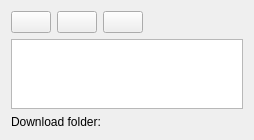
Old version of the form src/plugins/categories/preferencescategories.ui in the repository KDE/kwooty.
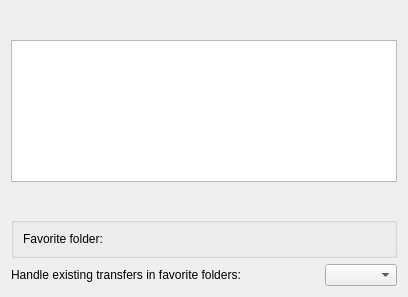
New version of the form. Custom widgets are drawn as their Qt base class.

Diff of the .ui file:
```diff
--- a/src/plugins/categories/preferencescategories.ui
+++ b/src/plugins/categories/preferencescategories.ui
@@ -6,8 +6,8 @@
    <rect>
     <x>0</x>
     <y>0</y>
-    <width>254</width>
-    <height>92</height>
+    <width>408</width>
+    <height>297</height>
    </rect>
   </property>
   <property name="toolTip">
@@ -17,17 +17,30 @@
    <item row="0" column="0">
     <layout class="QHBoxLayout" name="horizontalLayout_2">
      <item>
-      <widget class="QPushButton" name="pushButtonAdd">
-       <property name="flat">
-        <bool>false</bool>
+      <widget class="QToolButton" name="toolButtonAdd">
+       <property name="inputMethodHints">
+        <set>Qt::ImhNone</set>
        </property>
+       <property name="text">
+        <string/>
+       </property>
+       <property name="toolButtonStyle">
+        <enum>Qt::ToolButtonTextBesideIcon</enum>
+       </property>
+       <property name="autoRaise">
+        <bool>true</bool>
+       </property>
       </widget>
      </item>
      <item>
-      <widget class="QPushButton" name="pushButtonEdit"/>
-     </item>
-     <item>
-      <widget class="QPushButton" name="pushButtonRemove"/>
+      <widget class="QToolButton" name="toolButtonRemove">
+       <property name="toolButtonStyle">
+        <enum>Qt::ToolButtonTextBesideIcon</enum>
+       </property>
+       <property name="autoRaise">
+        <bool>true</bool>
+       </property>
+      </widget>
      </item>
      <item>
       <spacer name="horizontalSpacer">
@@ -48,31 +61,87 @@
     <widget class="QTreeView" name="mimeTreeView"/>
    </item>
    <item row="2" column="0">
-    <layout class="QHBoxLayout" name="horizontalLayout">
+    <layout class="QHBoxLayout" name="horizontalLayout_3">
      <item>
-      <widget class="QLabel" name="label">
+      <widget class="QToolButton" name="toolButtonEditSubcategory">
+       <property name="inputMethodHints">
+        <set>Qt::ImhNone</set>
+       </property>
        <property name="text">
-        <string>Download folder: </string>
+        <string/>
+       </property>
+       <property name="toolButtonStyle">
+        <enum>Qt::ToolButtonTextBesideIcon</enum>
+       </property>
+       <property name="autoRaise">
+        <bool>true</bool>
        </property>
       </widget>
      </item>
      <item>
-      <widget class="KUrlRequester" name="kurlrequester"/>
+      <spacer name="horizontalSpacer_2">
+       <property name="orientation">
+        <enum>Qt::Horizontal</enum>
+       </property>
+       <property name="sizeHint" stdset="0">
+        <size>
+         <width>40</width>
+         <height>20</height>
+        </size>
+       </property>
+      </spacer>
      </item>
     </layout>
    </item>
    <item row="3" column="0">
-    <spacer name="verticalSpacer">
-     <property name="orientation">
-      <enum>Qt::Vertical</enum>
+    <widget class="QGroupBox" name="groupBoxCategory">
+     <property name="title">
+      <string/>
      </property>
-     <property name="sizeHint" stdset="0">
-      <size>
-       <width>20</width>
-       <height>13</height>
-      </size>
-     </property>
-    </spacer>
+     <layout class="QHBoxLayout" name="horizontalLayout_4">
+      <item>
+       <layout class="QHBoxLayout" name="horizontalLayout">
+        <item>
+         <widget class="QLabel" name="label">
+          <property name="text">
+           <string>Favorite folder: </string>
+          </property>
+         </widget>
+        </item>
+        <item>
+         <widget class="KUrlRequester" name="kurlrequester"/>
+        </item>
+       </layout>
+      </item>
+     </layout>
+    </widget>
+   </item>
+   <item row="4" column="0">
+    <layout class="QHBoxLayout" name="horizontalLayout_5">
+     <item>
+      <widget class="QLabel" name="labelExistingTransfers">
+       <property name="text">
+        <string>Handle existing transfers in favorite folders: </string>
+       </property>
+      </widget>
+     </item>
+     <item>
+      <spacer name="horizontalSpacer_3">
+       <property name="orientation">
+        <enum>Qt::Horizontal</enum>
+       </property>
+       <property name="sizeHint" stdset="0">
+        <size>
+         <width>40</width>
+         <height>20</height>
+        </size>
+       </property>
+      </spacer>
+     </item>
+     <item>
+      <widget class="QComboBox" name="kcfg_transferManagement"/>
+     </item>
+    </layout>
    </item>
   </layout>
  </widget>
```
